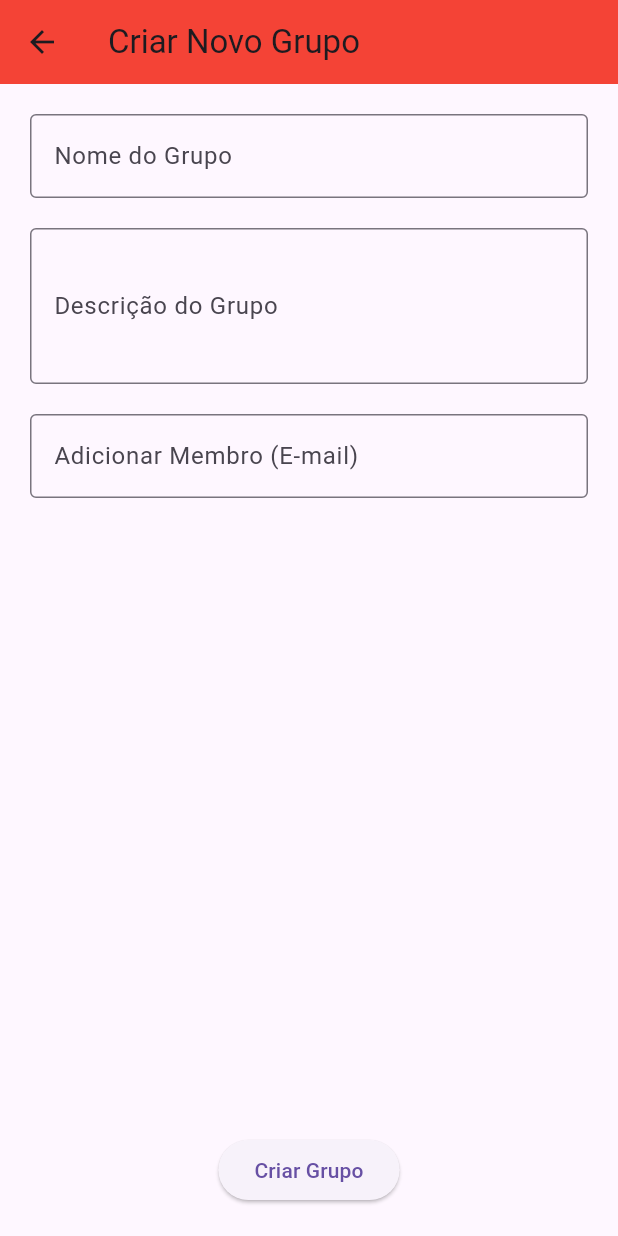
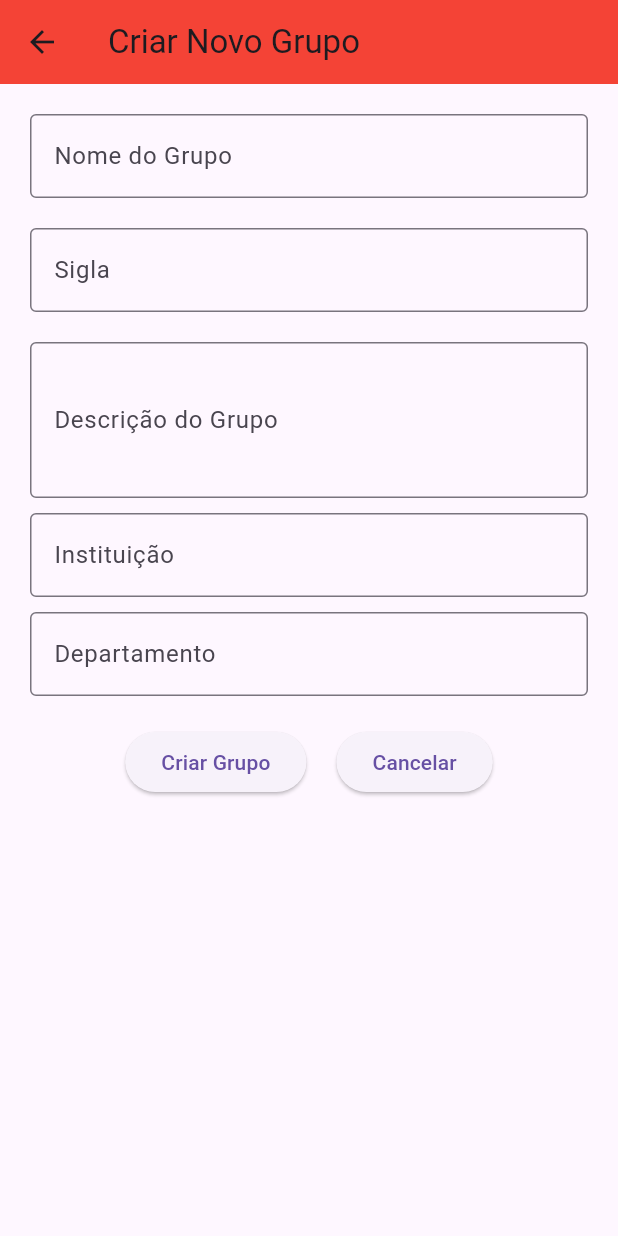
Before and after one commit to alvaroxsouza/agrupapiro, a Flutter app: the CreateGroupPage screen opened by its route, on a phone screen of 412 x 824 dp. Run offline on Flutter 3.47's test engine with Material 3 defaults, Android fonts, the phone set to English and light mode, and no system bars; our stand-ins replace flutter_riverpod, riverpod_annotation, sqflite, sqflite_common_ffi, sqflite_common_ffi_web; accounts and stored records are empty; generated files the repository leaves out were written again.

Commit message:
Adicionando grupos de pesquisa

```diff
--- a/lib/main.dart
+++ b/lib/main.dart
@@ -60,11 +60,11 @@ class MyApp extends StatelessWidget {
           case Routes.CADASTRO:
             return MaterialPageRoute(builder: (_) => const CadastroPage());
           case Routes.CRIAR:
-            return MaterialPageRoute(builder: (_) => CreateGroupPage());
+            return MaterialPageRoute(builder: (_) => const CreateGroupPage());
           case Routes.GRUPO:
             return MaterialPageRoute(builder: (_) => GroupPage());
-          case Routes.ATIVIDADES:
-          // return MaterialPageRoute(builder: (_) => const ActivityPage());
+          // case Routes.ATIVIDADES:
+          // // return MaterialPageRoute(builder: (_) => const ActivityPage());
           default:
             return MaterialPageRoute(
               builder: (_) => Scaffold(
--- a/lib/models/tarefa.dart
+++ b/lib/models/tarefa.dart
@@ -25,7 +25,7 @@ class Tarefa {
       'titulo': titulo,
       'descricao': descricao,
       'data_entrega': dataEntrega,
-      'data_criacao': dataCriacao,
+      'data_criacao': dataCriacao.toString(),
       'id_grupo_pesquisa': idGrupoPesquisa,
       'id_usuario': idUsuario,
       'status': status,
--- a/lib/services/auth_service.dart
+++ b/lib/services/auth_service.dart
@@ -1,4 +1,4 @@
-import 'package:agrupapiro/data/usuario_sistema_dao.dart';
+import 'package:agrupapiro/repositories/usuario_sistema_dao.dart';
 import 'package:riverpod_annotation/riverpod_annotation.dart';
 
 part 'auth_service.g.dart';
--- a/lib/services/grupo_pesquisa_service.dart
+++ b/lib/services/grupo_pesquisa_service.dart
@@ -1,4 +1,4 @@
-import 'package:agrupapiro/data/grupo_pesquisa_dao.dart';
+import 'package:agrupapiro/repositories/grupo_pesquisa_dao.dart';
 import 'package:agrupapiro/models/grupo_pesquisa.dart';
 import 'package:riverpod_annotation/riverpod_annotation.dart';
 
--- a/lib/services/tarefa_service.dart
+++ b/lib/services/tarefa_service.dart
@@ -1,4 +1,4 @@
-import 'package:agrupapiro/data/tarefa_dao.dart';
+import 'package:agrupapiro/repositories/tarefa_dao.dart';
 import 'package:agrupapiro/models/tarefa.dart';
 import 'package:riverpod_annotation/riverpod_annotation.dart';
 
--- a/lib/services/usuario_sistema_service.dart
+++ b/lib/services/usuario_sistema_service.dart
@@ -1,4 +1,4 @@
-import 'package:agrupapiro/data/usuario_sistema_dao.dart';
+import 'package:agrupapiro/repositories/usuario_sistema_dao.dart';
 import 'package:agrupapiro/models/usuario.dart';
 import 'package:riverpod_annotation/riverpod_annotation.dart';
 
--- a/lib/view/create_group_page.dart
+++ b/lib/view/create_group_page.dart
@@ -1,26 +1,88 @@
+import 'package:agrupapiro/controllers/grupo_pesquisa_controller.dart';
+import 'package:agrupapiro/models/grupo_pesquisa.dart';
 import 'package:flutter/material.dart';
 import 'package:flutter_riverpod/flutter_riverpod.dart';
+import 'package:uuid/uuid.dart';
 
-class CreateGroupPage extends ConsumerWidget {
-  final TextEditingController _groupNameController = TextEditingController();
-  final TextEditingController _groupDescriptionController = TextEditingController();
-  final TextEditingController _memberEmailController = TextEditingController();
-  final List<String> _members = [];
+class CreateGroupPage extends ConsumerStatefulWidget {
+  const CreateGroupPage({super.key});
 
   @override
-  Widget build(BuildContext context, WidgetRef ref) {
+  _CreateGroupPageState createState() => _CreateGroupPageState();
+}
+
+class _CreateGroupPageState extends ConsumerState<CreateGroupPage> {
+  final _formKey = GlobalKey<FormState>();
+  final TextEditingController nomeController = TextEditingController();
+  final TextEditingController descricaoController = TextEditingController();
+  final TextEditingController siglaController = TextEditingController();
+  final TextEditingController instituicaoController = TextEditingController();
+  final TextEditingController departamentoController = TextEditingController();
+
+  Future<void> _criarGrupo() async {
+    if (_formKey.currentState?.validate() ?? false) {
+      var uuid = Uuid();
+      final grupoPesquisa = GrupoPesquisa(
+        id: uuid.v4(),
+        nome: nomeController.text,
+        sigla: siglaController.text,
+        descricao: descricaoController.text,
+        dataCriacao: DateTime.now(),
+        instituicao: instituicaoController.text,
+        departamento: departamentoController.text,
+      );
+
+      try {
+        final result = await ref
+            .read(grupoPesquisaControllerProvider.notifier)
+            .insertGrupoPesquisa(grupoPesquisa);
+
+        if (!mounted) return;
+
+        if (result > 0) {
+          ScaffoldMessenger.of(context).showSnackBar(
+            const SnackBar(
+              content: Text('Grupo de Pesquisa cadastrado com sucesso!'),
+            ),
+          );
+          // Navegue para outra página ou limpe o formulário
+        } else {
+          ScaffoldMessenger.of(context).showSnackBar(
+            const SnackBar(
+              content: Text('Falha ao cadastrar o grupo de pesquisa'),
+            ),
+          );
+        }
+      } catch (e) {
+        ScaffoldMessenger.of(context).showSnackBar(
+          SnackBar(
+            content: Text('Erro: $e'),
+          ),
+        );
+      }
+      if (!mounted) return;
+      Navigator.pop(context);
+    }
+  }
+
+  @override
+  Widget build(BuildContext context) {
+    ref.watch(grupoPesquisaControllerProvider);
     return Scaffold(
       appBar: AppBar(
         title: Text('Criar Novo Grupo'),
         backgroundColor: Colors.red,
       ),
-      body: Padding(
+      body: SingleChildScrollView(
+        child: Padding(
           padding: const EdgeInsets.all(20.0),
+          child: Form(
+            key: _formKey,
             child: Column(
               crossAxisAlignment: CrossAxisAlignment.start,
               children: [
                 TextField(
-              controller: _groupNameController,
+                  controller: nomeController,
                   decoration: InputDecoration(
                     labelText: 'Nome do Grupo',
                     border: OutlineInputBorder(),
@@ -28,56 +90,57 @@ class CreateGroupPage extends ConsumerWidget {
                 ),
                 SizedBox(height: 20),
                 TextField(
-              controller: _groupDescriptionController,
+                  controller: siglaController,
+                  decoration: InputDecoration(
+                    labelText: 'Sigla',
+                    border: OutlineInputBorder(),
+                  ),
+                ),
+                SizedBox(height: 20),
+                TextField(
+                  controller: descricaoController,
                   decoration: InputDecoration(
                     labelText: 'Descrição do Grupo',
                     border: OutlineInputBorder(),
                   ),
                   maxLines: 3,
                 ),
-            SizedBox(height: 20),
+                SizedBox(height: 10),
                 TextField(
-              controller: _memberEmailController,
+                  controller: instituicaoController,
                   decoration: InputDecoration(
-                labelText: 'Adicionar Membro (E-mail)',
+                    labelText: 'Instituição',
                     border: OutlineInputBorder(),
                   ),
-              onSubmitted: (value) {
-                if (value.isNotEmpty) {
-                  _members.add(value);
-                  _memberEmailController.clear();
-                }
-              },
                 ),
                 SizedBox(height: 10),
-            Expanded(
-              child: ListView.builder(
-                itemCount: _members.length,
-                itemBuilder: (context, index) {
-                  return ListTile(
-                    title: Text(_members[index]),
-                    trailing: IconButton(
-                      icon: Icon(Icons.delete),
-                      onPressed: () {
-                        _members.removeAt(index);
-                      },
-                    ),
-                  );
-                },
+                TextField(
+                  controller: departamentoController,
+                  decoration: InputDecoration(
+                    labelText: 'Departamento',
+                    border: OutlineInputBorder(),
                   ),
                 ),
                 SizedBox(height: 20),
-            Center(
-              child: ElevatedButton(
-                onPressed: () {
-                  // Lógica para criar o grupo e salvar no banco de dados
-                  // lógica para designar automaticamente o criador como Administrador Geral
-                  // Redirecionar ou  confirmação após criar o grupo
-                },
+                Row(
+                  mainAxisAlignment: MainAxisAlignment.center,
+                  children: [
+                    ElevatedButton(
+                      onPressed: _criarGrupo,
                       child: Text('Criar Grupo'),
                     ),
+                    SizedBox(width: 20),
+                    ElevatedButton(
+                      onPressed: () {
+                        Navigator.pop(context);
+                      },
+                      child: Text('Cancelar'),
                     ),
                   ],
+                ),
+              ],
+            ),
+          ),
         ),
       ),
     );
--- a/pubspec.yaml
+++ b/pubspec.yaml
@@ -44,6 +44,7 @@ dependencies:
   sqflite_common_ffi: ^2.3.3
   sqflite_common_ffi_web: ^0.4.5+2
   analyzer: ^6.4.1
+  uuid: ^4.5.0
 
 dev_dependencies:
   flutter_test:
```
Also changed, not shown: pubspec.lock. Lines whose indentation alone changed are shown as unchanged.
